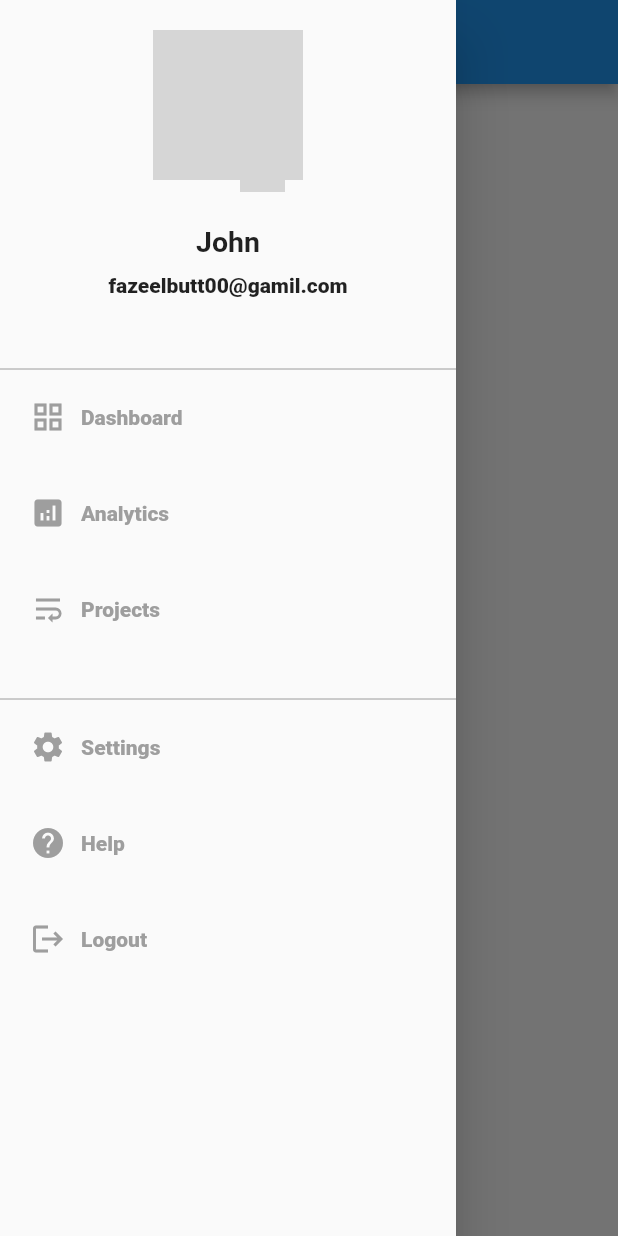
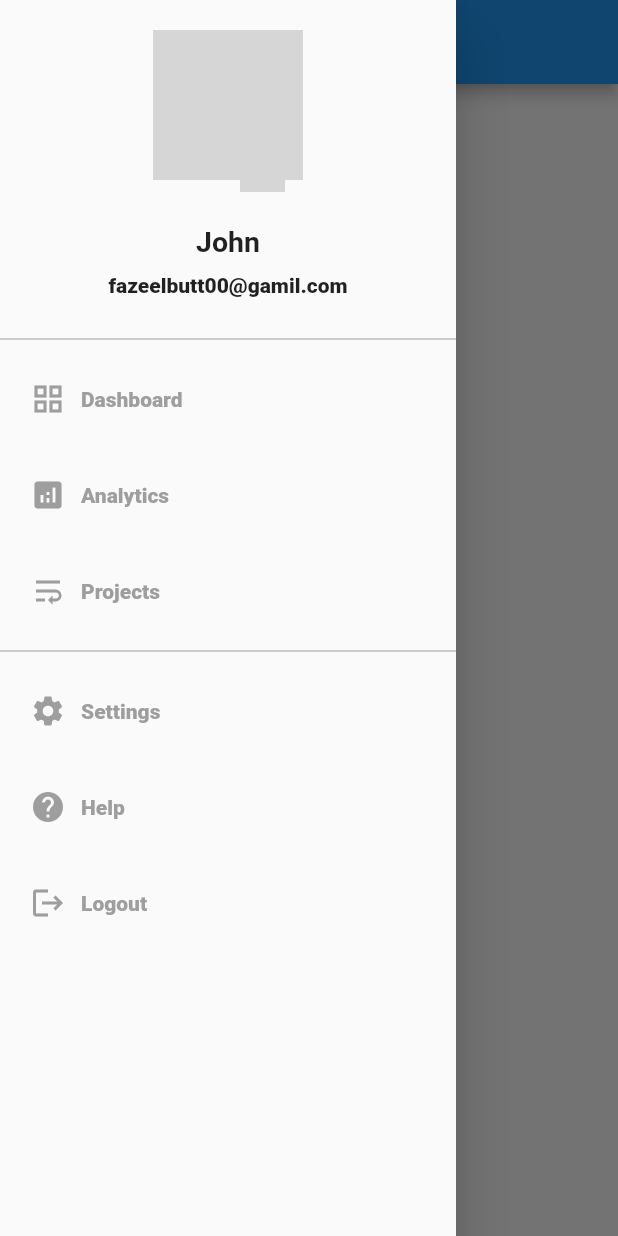
Before and after one commit to fazeel0321/new_project_3, a Flutter app: the customdraw screen opened directly, with the side drawer open, on a phone screen of 412 x 824 dp. Run offline on Flutter 3.47's test engine with Material 2 defaults, Android fonts, the phone set to English and light mode, and no system bars; network calls fail; key blocks and very long unbroken strings in the code were emptied for the run; grey boxes are pictures that could not be loaded.

Commit message:
add divider

```diff
--- a/lib/draw.dart
+++ b/lib/draw.dart
@@ -56,9 +56,11 @@ class customdraw extends StatelessWidget {
               'fazeelbutt00@gamil.com',
               style: TextStyle(fontWeight: FontWeight.w800),
             ),
-            TextField(
-              enabled: false,
-              decoration: InputDecoration(),
+            SizedBox(
+              height: 20,
+            ),
+            Divider(
+              color: Colors.grey,
             ),
             Padding(
               padding: const EdgeInsets.symmetric(vertical: 20, horizontal: 20),
@@ -99,7 +101,8 @@ class customdraw extends StatelessWidget {
               ),
             ),
             Padding(
-              padding: const EdgeInsets.only(right: 20, left: 20, top: 20),
+              padding: const EdgeInsets.only(
+                  right: 20, left: 20, top: 20, bottom: 20),
               child: Row(
                 children: [
                   Icon(
@@ -117,9 +120,8 @@ class customdraw extends StatelessWidget {
                 ],
               ),
             ),
-            TextField(
-              enabled: false,
-              decoration: InputDecoration(),
+            Divider(
+              color: Colors.grey,
             ),
             Padding(
               padding: const EdgeInsets.symmetric(vertical: 20, horizontal: 20),
--- a/lib/main.dart
+++ b/lib/main.dart
@@ -17,7 +17,7 @@ class testing extends StatelessWidget {
   Widget build(BuildContext context) {
     return MaterialApp(
       debugShowCheckedModeBanner: false,
-      home: projectscreen(),
+      home: customdraw(),
     );
   }
 }
```
